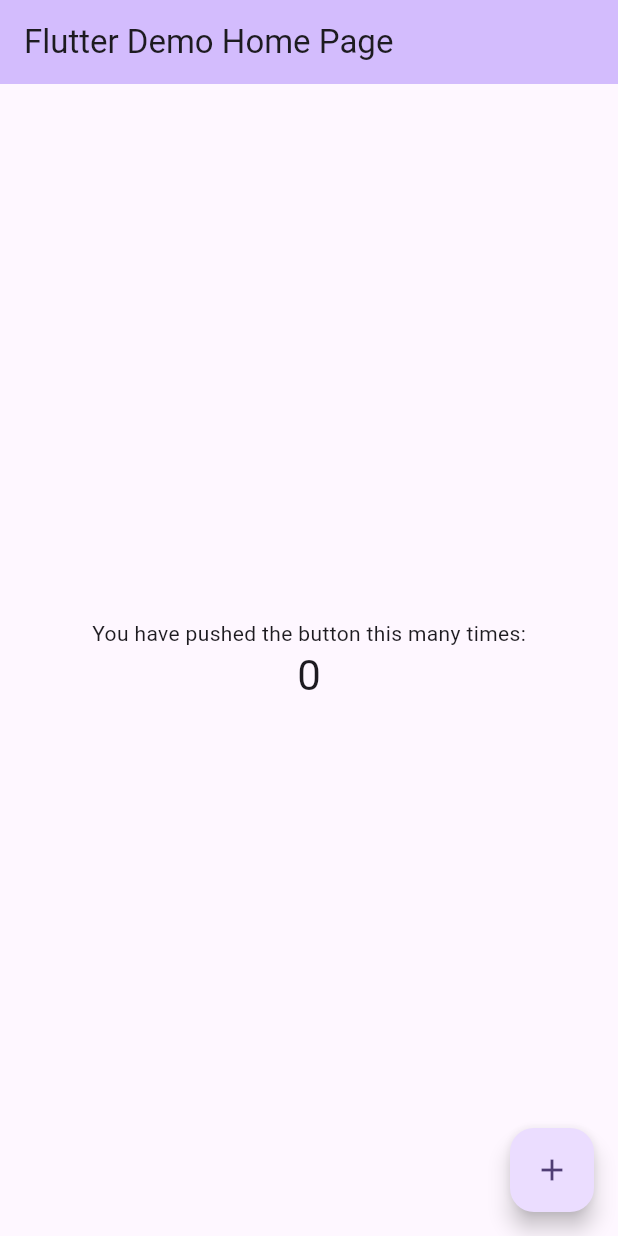
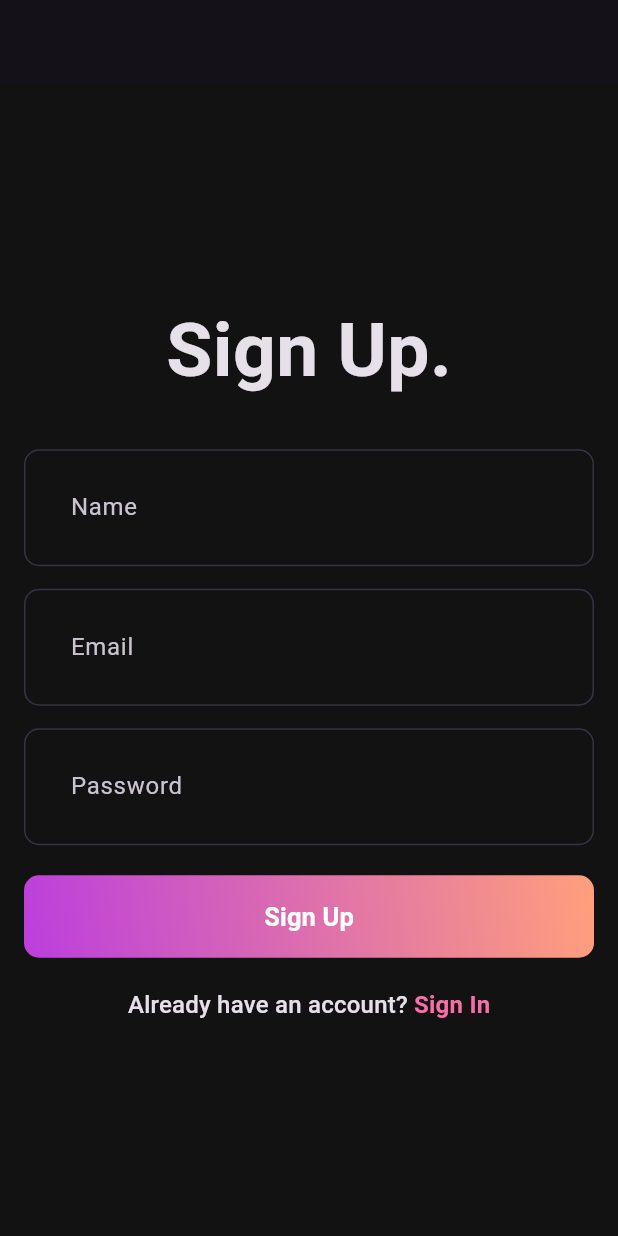
Before and after one commit to trongtunguyen08/music_app, a Flutter app: the screen it shows after launch, on a phone screen of 412 x 824 dp. Run offline on Flutter 3.47's test engine with Material 3 defaults, Android fonts, the phone set to English and light mode, and no system bars.

Commit message:
Signup page UI, Theming & Form

```diff
--- /dev/null
+++ b/lib/core/theme/app_pallete.dart
@@ -0,0 +1,20 @@
+import 'package:flutter/material.dart';
+
+class Pallete {
+  static const cardColor = Color.fromRGBO(30, 30, 30, 1);
+  static const greenColor = Colors.green;
+  static const subtitleText = Color(0xffa7a7a7);
+  static const inactiveBottomBarItemColor = Color(0xffababab);
+
+  static const Color backgroundColor = Color.fromRGBO(18, 18, 18, 1);
+  static const Color gradient1 = Color.fromRGBO(187, 63, 221, 1);
+  static const Color gradient2 = Color.fromRGBO(251, 109, 169, 1);
+  static const Color gradient3 = Color.fromRGBO(255, 159, 124, 1);
+  static const Color borderColor = Color.fromRGBO(52, 51, 67, 1);
+  static const Color whiteColor = Colors.white;
+  static const Color greyColor = Colors.grey;
+  static const Color errorColor = Colors.redAccent;
+  static const Color transparentColor = Colors.transparent;
+
+  static const Color inactiveSeekColor = Colors.white38;
+}
--- /dev/null
+++ b/lib/core/theme/theme.dart
@@ -0,0 +1,18 @@
+import 'package:flutter/material.dart';
+import 'package:music_app/core/theme/app_pallete.dart';
+
+class AppTheme {
+  static OutlineInputBorder _border(Color color) => OutlineInputBorder(
+    borderSide: BorderSide(color: color),
+    borderRadius: BorderRadius.circular(10.0),
+  );
+
+  static final darkThemeMode = ThemeData.dark().copyWith(
+    scaffoldBackgroundColor: Pallete.backgroundColor,
+    inputDecorationTheme: InputDecorationTheme(
+      contentPadding: EdgeInsets.all(27.0),
+      focusedBorder: _border(Pallete.gradient1),
+      enabledBorder: _border(Pallete.borderColor),
+    ),
+  );
+}
--- /dev/null
+++ b/lib/features/auth/view/pages/signup_page.dart
@@ -0,0 +1,82 @@
+import 'package:flutter/material.dart';
+import 'package:music_app/core/theme/app_pallete.dart';
+import 'package:music_app/features/auth/view/widgets/auth_gradient_button.dart';
+import 'package:music_app/features/auth/view/widgets/custom_text_field.dart';
+
+class SignupPage extends StatefulWidget {
+  const SignupPage({super.key});
+
+  @override
+  State<SignupPage> createState() => _SignupPageState();
+}
+
+class _SignupPageState extends State<SignupPage> {
+  final nameController = TextEditingController();
+  final emailController = TextEditingController();
+  final passwordController = TextEditingController();
+  final formKey = GlobalKey<FormState>();
+
+  @override
+  void dispose() {
+    nameController.dispose();
+    emailController.dispose();
+    passwordController.dispose();
+    super.dispose();
+  }
+
+  @override
+  Widget build(BuildContext context) {
+    return Scaffold(
+      appBar: AppBar(),
+      body: Padding(
+        padding: const EdgeInsets.symmetric(horizontal: 16.0),
+        child: Form(
+          key: formKey,
+          child: Column(
+            mainAxisAlignment: MainAxisAlignment.center,
+            children: [
+              const Text(
+                "Sign Up.",
+                style: TextStyle(fontSize: 50.0, fontWeight: FontWeight.bold),
+              ),
+              const SizedBox(height: 30.0),
+              CustomTextField(
+                placeholderText: "Name",
+                controller: nameController,
+              ),
+              const SizedBox(height: 15.0),
+              CustomTextField(
+                placeholderText: "Email",
+                controller: emailController,
+              ),
+              const SizedBox(height: 15.0),
+              CustomTextField(
+                placeholderText: "Password",
+                controller: passwordController,
+                isObscureText: true,
+              ),
+              const SizedBox(height: 20.0),
+              AuthGradientButton(),
+              const SizedBox(height: 20.0),
+              RichText(
+                text: TextSpan(
+                  text: "Already have an account? ",
+                  children: [
+                    TextSpan(
+                      text: "Sign In",
+                      style: TextStyle(
+                        color: Pallete.gradient2,
+                        fontWeight: FontWeight.bold,
+                      ),
+                    ),
+                  ],
+                  style: Theme.of(context).textTheme.titleMedium,
+                ),
+              ),
+            ],
+          ),
+        ),
+      ),
+    );
+  }
+}
--- /dev/null
+++ b/lib/features/auth/view/widgets/auth_gradient_button.dart
@@ -0,0 +1,38 @@
+import 'package:flutter/material.dart';
+import 'package:music_app/core/theme/app_pallete.dart';
+
+class AuthGradientButton extends StatelessWidget {
+  const AuthGradientButton({super.key});
+
+  @override
+  Widget build(BuildContext context) {
+    return Container(
+      width: double.infinity,
+      decoration: BoxDecoration(
+        gradient: const LinearGradient(
+          colors: [Pallete.gradient1, Pallete.gradient3],
+          begin: Alignment.bottomLeft,
+          end: Alignment.topRight,
+        ),
+        borderRadius: BorderRadius.circular(10.0),
+      ),
+      child: ElevatedButton(
+        style: ElevatedButton.styleFrom(
+          backgroundColor: Pallete.transparentColor,
+          shadowColor: Pallete.transparentColor,
+          overlayColor: Pallete.transparentColor,
+          fixedSize: Size(double.infinity, 55),
+        ),
+        onPressed: () {},
+        child: Text(
+          "Sign Up",
+          style: TextStyle(
+            fontSize: 17.0,
+            fontWeight: FontWeight.w600,
+            color: Pallete.whiteColor,
+          ),
+        ),
+      ),
+    );
+  }
+}
--- /dev/null
+++ b/lib/features/auth/view/widgets/custom_text_field.dart
@@ -0,0 +1,30 @@
+import 'package:flutter/material.dart';
+
+class CustomTextField extends StatelessWidget {
+  final String placeholderText;
+  final TextEditingController controller;
+  final bool isObscureText;
+
+  const CustomTextField({
+    super.key,
+    this.isObscureText = false,
+    required this.placeholderText,
+    required this.controller,
+  });
+
+  @override
+  Widget build(BuildContext context) {
+    return TextFormField(
+      decoration: InputDecoration(hintText: placeholderText),
+      controller: controller,
+      obscureText: isObscureText,
+      style: TextStyle(fontSize: 16.0),
+      validator: (value) {
+        if (value!.trim().isEmpty) {
+          return "$placeholderText is missing";
+        }
+        return null;
+      },
+    );
+  }
+}
--- a/lib/main.dart
+++ b/lib/main.dart
@@ -1,4 +1,6 @@
 import 'package:flutter/material.dart';
+import 'package:music_app/core/theme/theme.dart';
+import 'package:music_app/features/auth/view/pages/signup_page.dart';
 
 void main() {
   runApp(const MyApp());
@@ -7,116 +9,12 @@ void main() {
 class MyApp extends StatelessWidget {
   const MyApp({super.key});
 
-  // This widget is the root of your application.
   @override
   Widget build(BuildContext context) {
     return MaterialApp(
-      title: 'Flutter Demo',
-      theme: ThemeData(
-        // This is the theme of your application.
-        //
-        // TRY THIS: Try running your application with "flutter run". You'll see
-        // the application has a purple toolbar. Then, without quitting the app,
-        // try changing the seedColor in the colorScheme below to Colors.green
-        // and then invoke "hot reload" (save your changes or press the "hot
-        // reload" button in a Flutter-supported IDE, or press "r" if you used
-        // the command line to start the app).
-        //
-        // Notice that the counter didn't reset back to zero; the application
-        // state is not lost during the reload. To reset the state, use hot
-        // restart instead.
-        //
-        // This works for code too, not just values: Most code changes can be
-        // tested with just a hot reload.
-        colorScheme: ColorScheme.fromSeed(seedColor: Colors.deepPurple),
-      ),
-      home: const MyHomePage(title: 'Flutter Demo Home Page'),
+      title: 'Music App',
+      theme: AppTheme.darkThemeMode,
+      home: const SignupPage(),
     );
   }
 }
-
-class MyHomePage extends StatefulWidget {
-  const MyHomePage({super.key, required this.title});
-
-  // This widget is the home page of your application. It is stateful, meaning
-  // that it has a State object (defined below) that contains fields that affect
-  // how it looks.
-
-  // This class is the configuration for the state. It holds the values (in this
-  // case the title) provided by the parent (in this case the App widget) and
-  // used by the build method of the State. Fields in a Widget subclass are
-  // always marked "final".
-
-  final String title;
-
-  @override
-  State<MyHomePage> createState() => _MyHomePageState();
-}
-
-class _MyHomePageState extends State<MyHomePage> {
-  int _counter = 0;
-
-  void _incrementCounter() {
-    setState(() {
-      // This call to setState tells the Flutter framework that something has
-      // changed in this State, which causes it to rerun the build method below
-      // so that the display can reflect the updated values. If we changed
-      // _counter without calling setState(), then the build method would not be
-      // called again, and so nothing would appear to happen.
-      _counter++;
-    });
-  }
-
-  @override
-  Widget build(BuildContext context) {
-    // This method is rerun every time setState is called, for instance as done
-    // by the _incrementCounter method above.
-    //
-    // The Flutter framework has been optimized to make rerunning build methods
-    // fast, so that you can just rebuild anything that needs updating rather
-    // than having to individually change instances of widgets.
-    return Scaffold(
-      appBar: AppBar(
-        // TRY THIS: Try changing the color here to a specific color (to
-        // Colors.amber, perhaps?) and trigger a hot reload to see the AppBar
-        // change color while the other colors stay the same.
-        backgroundColor: Theme.of(context).colorScheme.inversePrimary,
-        // Here we take the value from the MyHomePage object that was created by
-        // the App.build method, and use it to set our appbar title.
-        title: Text(widget.title),
-      ),
-      body: Center(
-        // Center is a layout widget. It takes a single child and positions it
-        // in the middle of the parent.
-        child: Column(
-          // Column is also a layout widget. It takes a list of children and
-          // arranges them vertically. By default, it sizes itself to fit its
-          // children horizontally, and tries to be as tall as its parent.
-          //
-          // Column has various properties to control how it sizes itself and
-          // how it positions its children. Here we use mainAxisAlignment to
-          // center the children vertically; the main axis here is the vertical
-          // axis because Columns are vertical (the cross axis would be
-          // horizontal).
-          //
-          // TRY THIS: Invoke "debug painting" (choose the "Toggle Debug Paint"
-          // action in the IDE, or press "p" in the console), to see the
-          // wireframe for each widget.
-          mainAxisAlignment: MainAxisAlignment.center,
-          children: <Widget>[
-            const Text('You have pushed the button this many times:'),
-            Text(
-              '$_counter',
-              style: Theme.of(context).textTheme.headlineMedium,
-            ),
-          ],
-        ),
-      ),
-      floatingActionButton: FloatingActionButton(
-        onPressed: _incrementCounter,
-        tooltip: 'Increment',
-        child: const Icon(Icons.add),
-      ), // This trailing comma makes auto-formatting nicer for build methods.
-    );
-  }
-}
```
